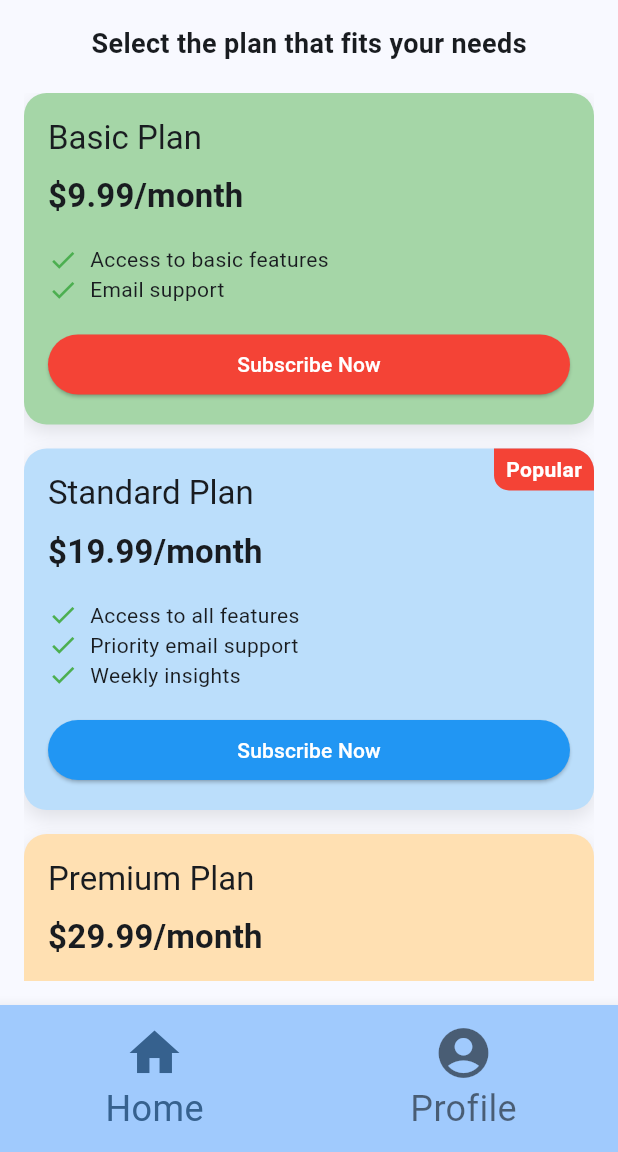
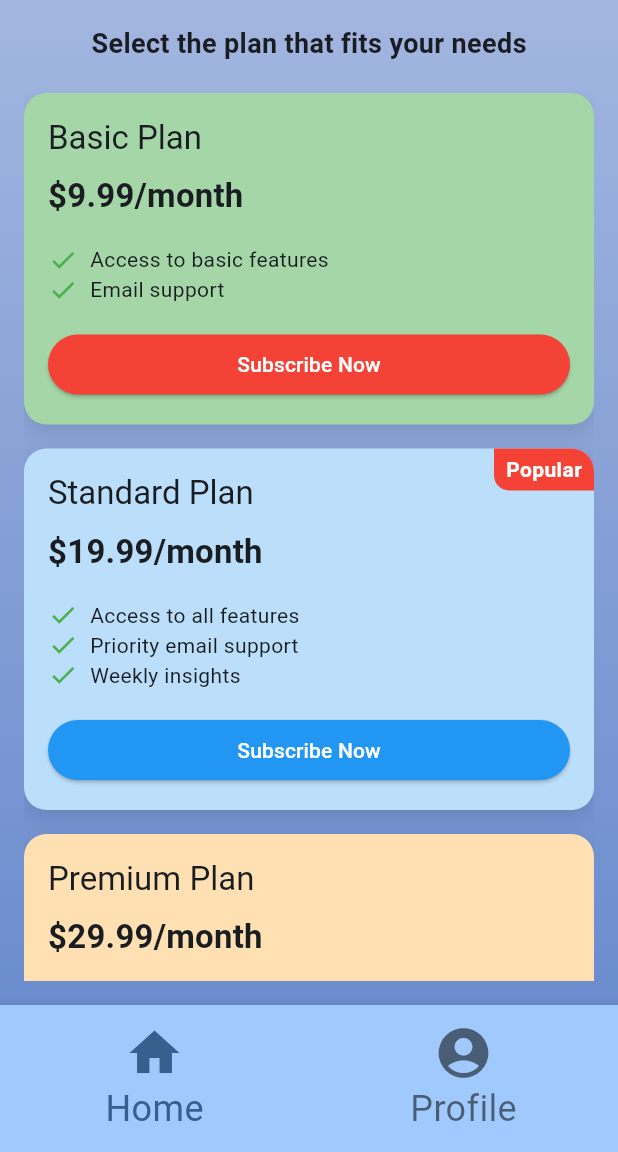
Before and after one commit to SafuGit/jobBazar-mobile, a Flutter app: the PaidPlansPage screen opened by its route, on a phone screen of 412 x 824 dp, the part 84-1236 px from its top. Run offline on Flutter 3.47's test engine with Material 3 defaults, Android fonts, the phone set to English and light mode, and no system bars; accounts and stored records are empty; network calls fail.

Commit message:
feat: added more args to paid plans

```diff
--- a/jobbazar_mobile/lib/pages/employee/applied_jobs/applied_jobs_wrapper.dart
+++ b/jobbazar_mobile/lib/pages/employee/applied_jobs/applied_jobs_wrapper.dart
@@ -1,5 +1,4 @@
 import 'package:flutter/material.dart';
-import 'package:jobbazar_mobile/pages/employee/applied_jobs/applied_jobs_page.dart';
 import 'package:jobbazar_mobile/provider/application_provider.dart';
 import 'package:jobbazar_mobile/provider/auth_provider.dart';
 import 'package:jobbazar_mobile/provider/job_provider.dart';
--- a/jobbazar_mobile/lib/pages/employee/drawer_items/user_drawer.dart
+++ b/jobbazar_mobile/lib/pages/employee/drawer_items/user_drawer.dart
@@ -1,4 +1,6 @@
 import 'package:flutter/material.dart';
+import 'package:jobbazar_mobile/shared/pages/args/paid_plans_args.dart';
+import 'package:jobbazar_mobile/shared/theme/employee/employee_gradient.dart';
 
 class UserDrawerItems extends StatelessWidget {
   const UserDrawerItems({super.key});
@@ -27,7 +29,7 @@ class UserDrawerItems extends StatelessWidget {
           leading: const Icon(Icons.attach_money, size: 50,),
           title: const Text('Paid Plans', style: TextStyle(fontSize: 30)),
           onTap: () {
-            Navigator.pushReplacementNamed(context, '/paidPlans');
+            Navigator.pushReplacementNamed(context, '/paidPlans', arguments: PaidPlansArgs(gradient: employeeDecoration));
           },
         ),
         const Divider(),
--- a/jobbazar_mobile/lib/pages/employer/drawer_items/employer_drawer.dart
+++ b/jobbazar_mobile/lib/pages/employer/drawer_items/employer_drawer.dart
@@ -1,4 +1,5 @@
 import 'package:flutter/material.dart';
+import 'package:jobbazar_mobile/shared/theme/employer/employer_gradient.dart';
 import 'package:jobbazar_mobile/shared/theme/employer/theme.dart';
 import 'package:jobbazar_mobile/shared/pages/args/paid_plans_args.dart';
 
@@ -30,7 +31,7 @@ class EmployerDrawerItems extends StatelessWidget {
           leading: const Icon(Icons.attach_money, size: 50,),
           title: const Text('Paid Plans', style: TextStyle(fontSize: 30)),
           onTap: () {
-            Navigator.pushReplacementNamed(context, '/paidPlans', arguments: PaidPlansArgs(theme: employerTheme));
+            Navigator.pushReplacementNamed(context, '/paidPlans', arguments: PaidPlansArgs(theme: employerTheme, gradient: employerDecoration));
           },
         ),
         const Divider(),
--- a/jobbazar_mobile/lib/shared/pages/args/paid_plans_args.dart
+++ b/jobbazar_mobile/lib/shared/pages/args/paid_plans_args.dart
@@ -2,5 +2,6 @@ import 'package:flutter/material.dart';
 
 class PaidPlansArgs {
   final ThemeData? theme;
-  PaidPlansArgs({this.theme});
+  final BoxDecoration? gradient;
+  PaidPlansArgs({this.theme, this.gradient});
 }
--- a/jobbazar_mobile/lib/shared/pages/paid_plans.dart
+++ b/jobbazar_mobile/lib/shared/pages/paid_plans.dart
@@ -3,6 +3,7 @@ import 'package:jobbazar_mobile/shared/appbar.dart';
 import 'package:jobbazar_mobile/shared/bottom_nav.dart';
 import 'package:jobbazar_mobile/shared/drawer.dart';
 import 'package:jobbazar_mobile/shared/pages/args/paid_plans_args.dart';
+import 'package:jobbazar_mobile/shared/theme/employee/employee_gradient.dart';
 
 class PaidPlansPage extends StatelessWidget {
   const PaidPlansPage({super.key});
@@ -19,7 +20,9 @@ class PaidPlansPage extends StatelessWidget {
             appBar: SharedAppBar(title: "JobBazar Mobile - Plans", color: args.theme?.colorScheme.primary ?? Theme.of(context).colorScheme.primary),
             bottomNavigationBar: const BottomNav(),
             drawer: const AppDrawer(),
-            body: Padding(
+            body: Container(
+              decoration: args.gradient ?? employeeDecoration,
+              child: Padding(
                 padding: const EdgeInsets.all(16.0),
                 child: Column(
                   children: [
@@ -74,6 +77,7 @@ class PaidPlansPage extends StatelessWidget {
                       ),
                     ),
                   ],
+                ),
               ),
             ),
           );
```
Lines whose indentation alone changed are shown as unchanged.
